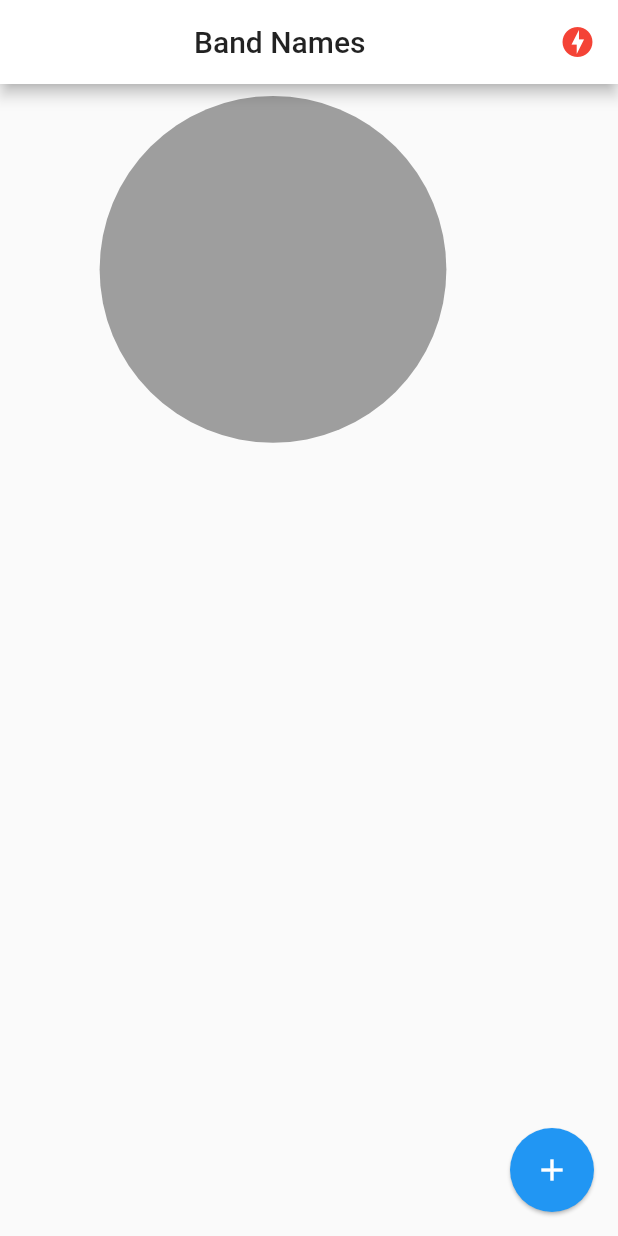
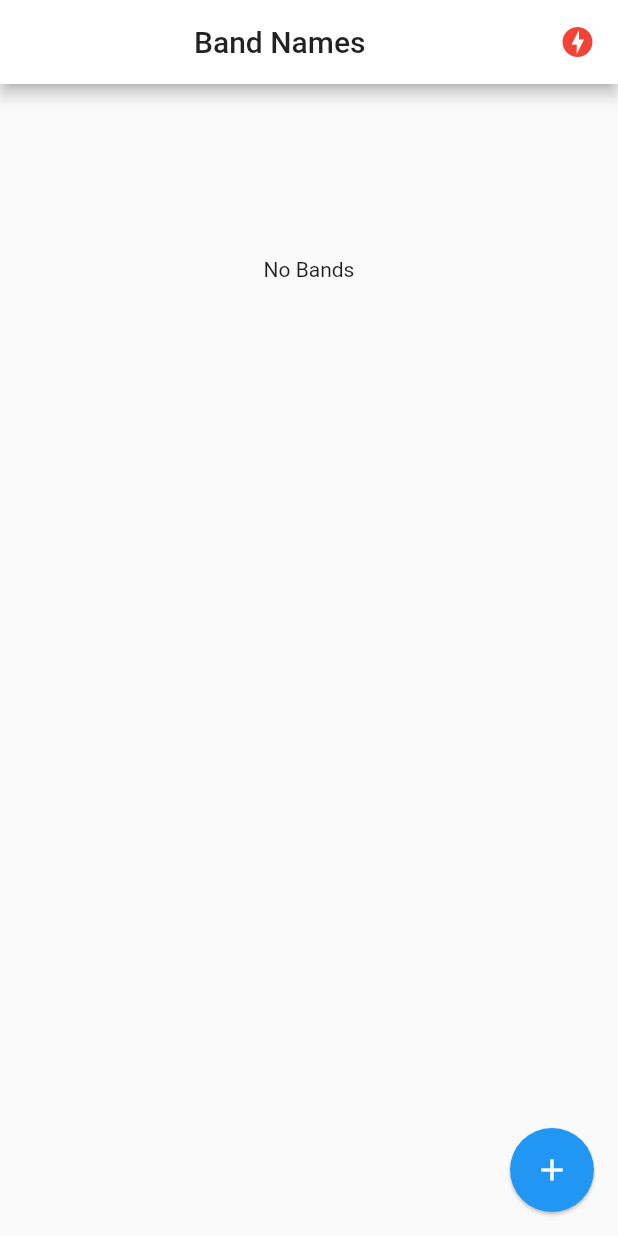
Before and after one commit to OscarPallazhco/CursoFlutterAvanzado, a Flutter app: the screen it shows after launch, on a phone screen of 412 x 824 dp. Run offline on Flutter 3.47's test engine with Material 2 defaults, Android fonts, the phone set to English and light mode, and no system bars; drawn by our look-alikes of pie_chart; our stand-ins replace socket_io_client; network calls fail.

Commit message:
feedback no hay bandas

```diff
--- a/01_band_names_app/lib/pages/home.dart
+++ b/01_band_names_app/lib/pages/home.dart
@@ -186,6 +186,7 @@ class _HomePageState extends State<HomePage> {
       dataMap.putIfAbsent(element.name, () => element.votes.toDouble());
     });
 
+    if (dataMap.length > 0) {
       return Container(
         width: double.infinity,
         height: 0.30 * height,
@@ -200,5 +201,14 @@ class _HomePageState extends State<HomePage> {
           ),
         ),
       );
+    } else {
+      return Container(
+        width: double.infinity,
+        height: 0.30 * height,
+        child: Center(
+          child: Text("No Bands"),
+        ),
+      );
     }
   }
+}
```
Lines whose indentation alone changed are shown as unchanged.
